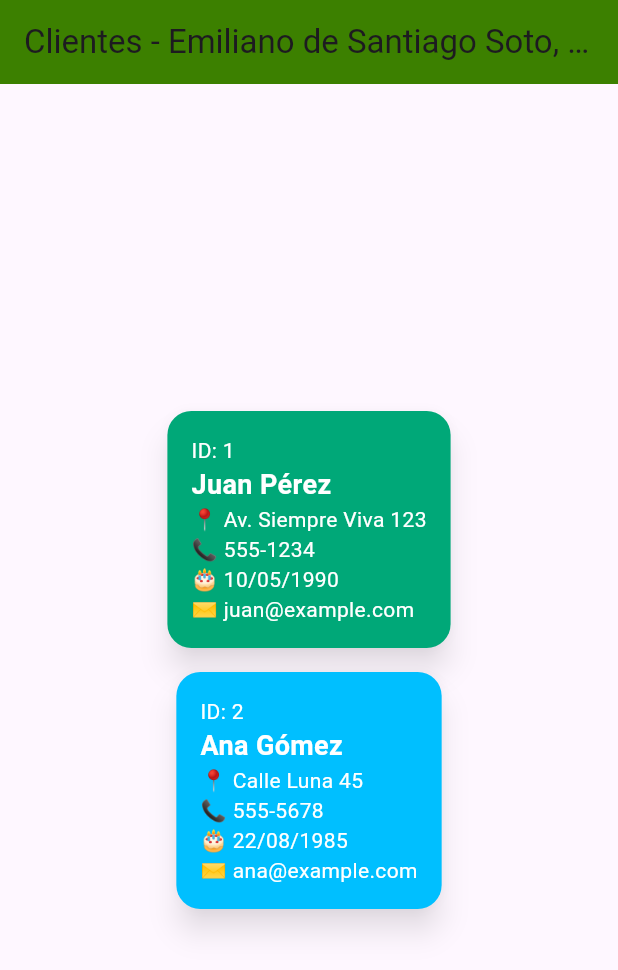
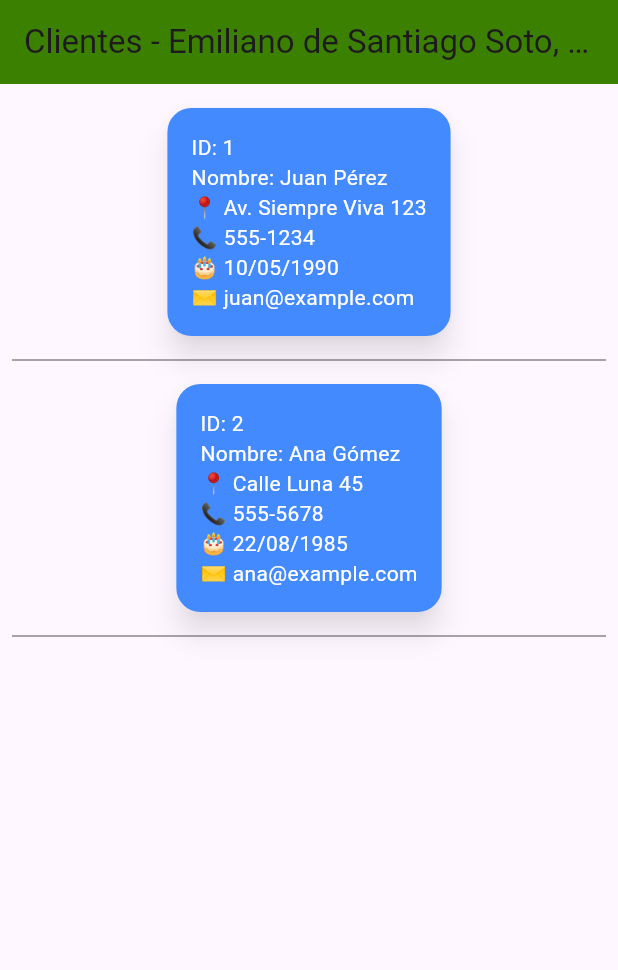
Before and after one commit to Emiliano-De-Santiago-1060/Examen, a Flutter app: the screen it shows after launch, on a phone screen of 412 x 824 dp. Shown: the top 970 px of the screen. Run offline on Flutter 3.47's test engine with Material 3 defaults, Android fonts, the phone set to English and light mode, and no system bars.

```diff
--- a/lib/main.dart
+++ b/lib/main.dart
@@ -1,4 +1,36 @@
 import 'package:flutter/material.dart';
+
+// Definir la clase Cliente
+class Cliente {
+  String id;
+  String nombre;
+  String direccion;
+  String telefono;
+  String fechadenacimiento;
+  String correo;
+
+  // Constructor
+  Cliente({
+    required this.id,
+    required this.nombre,
+    required this.direccion,
+    required this.telefono,
+    required this.fechadenacimiento,
+    required this.correo,
+  });
+
+  // Método para convertir el cliente en un mapa
+  Map<String, dynamic> toMap() {
+    return {
+      'id': id,
+      'nombre': nombre,
+      'direccion': direccion,
+      'telefono': telefono,
+      'fechadenacimiento': fechadenacimiento,
+      'correo': correo,
+    };
+  }
+}
 
 void main() {
   runApp(MyApp());
@@ -7,50 +39,80 @@ void main() {
 class MyApp extends StatelessWidget {
   @override
   Widget build(BuildContext context) {
-    return MaterialApp(debugShowCheckedModeBanner: false, home: ClientesScreen());
-  }
-}
+    // Lista de clientes con mapas de información
+    List<Map<String, String>> clientes = [
+      {
+        'id': '1',
+        'nombre': 'Juan Pérez',
+        'direccion': 'Av. Siempre Viva 123',
+        'telefono': '555-1234',
+        'fechadenacimiento': '10/05/1990',
+        'correo': 'juan@example.com',
+      },
+      {
+        'id': '2',
+        'nombre': 'Ana Gómez',
+        'direccion': 'Calle Luna 45',
+        'telefono': '555-5678',
+        'fechadenacimiento': '22/08/1985',
+        'correo': 'ana@example.com',
+      },
+    ];
 
-class ClientesScreen extends StatelessWidget {
-  final clientes = [
-    {'id': '1', 'nombre': 'Juan Pérez', 'direccion': 'Av. Siempre Viva 123', 'telefono': '555-1234', 'fechadenacimiento': '10/05/1990', 'correo': 'juan@example.com'},
-    {'id': '2', 'nombre': 'Ana Gómez', 'direccion': 'Calle Luna 45', 'telefono': '555-5678', 'fechadenacimiento': '22/08/1985', 'correo': 'ana@example.com'},
-  ];
-  final colores = [Color(0xFF00A878), Color(0xFF00BFFF)];
+    // Convertir los mapas en objetos de la clase Cliente
+    List<Cliente> clientesList = clientes
+        .map((cliente) => Cliente(
+              id: cliente['id']!,
+              nombre: cliente['nombre']!,
+              direccion: cliente['direccion']!,
+              telefono: cliente['telefono']!,
+              fechadenacimiento: cliente['fechadenacimiento']!,
+              correo: cliente['correo']!,
+            ))
+        .toList();
 
-  @override
-  Widget build(BuildContext context) {
-    return Scaffold(
-      appBar: AppBar(title: Text('Clientes - Emiliano de Santiago Soto, 22308051281060'), backgroundColor: Color(0xFF3C8000)),
-      body: Center(
+    return MaterialApp(
+      debugShowCheckedModeBanner: false, // Quitar banner de depuración
+      home: Scaffold(
+        appBar: AppBar(
+          title: Text('Clientes - Emiliano de Santiago Soto, 22308051281060'),
+          backgroundColor: Color(0xFF3C8000),
+        ),
+        body: Padding(
+          padding: const EdgeInsets.all(8.0),
           child: SingleChildScrollView(
             child: Column(
-            children: List.generate(clientes.length, (index) {
-              final cliente = clientes[index];
-              return Card(
-                color: colores[index % colores.length],
+              children: clientesList.map((cliente) {
+                return Column(
+                  children: [
+                    Card(
+                      color: Colors.blueAccent,
                       margin: EdgeInsets.all(8),
-                elevation: 8, // Añadir sombra
-                shadowColor: Colors.black.withOpacity(0.5), // Color de la sombra
-                shape: RoundedRectangleBorder(borderRadius: BorderRadius.circular(16)),
+                      elevation: 8,
+                      shadowColor: Colors.black.withOpacity(0.5),
+                      shape: RoundedRectangleBorder(
+                        borderRadius: BorderRadius.circular(16),
+                      ),
                       child: Padding(
                         padding: EdgeInsets.all(16),
                         child: Column(
                           crossAxisAlignment: CrossAxisAlignment.start,
                           children: [
-                      Text('ID: ${cliente['id']}', style: TextStyle(color: Colors.white)), // Atributo id en una sola línea
-                      Text(cliente['nombre']!, style: TextStyle(fontSize: 18, fontWeight: FontWeight.bold, color: Colors.white)),
-                      ...[
-                        '📍 ${cliente['direccion']}',
-                        '📞 ${cliente['telefono']}',
-                        '🎂 ${cliente['fechadenacimiento']}',
-                        '✉️ ${cliente['correo']}',
-                      ].map((text) => Text(text, style: TextStyle(color: Colors.white))),
+                            Text('ID: ${cliente.id}', style: TextStyle(color: Colors.white)),
+                            Text('Nombre: ${cliente.nombre}', style: TextStyle(color: Colors.white)),
+                            Text('📍 ${cliente.direccion}', style: TextStyle(color: Colors.white)),
+                            Text('📞 ${cliente.telefono}', style: TextStyle(color: Colors.white)),
+                            Text('🎂 ${cliente.fechadenacimiento}', style: TextStyle(color: Colors.white)),
+                            Text('✉️ ${cliente.correo}', style: TextStyle(color: Colors.white)),
                           ],
                         ),
                       ),
+                    ),
+                    Divider(color: Colors.black45, thickness: 1),
+                  ],
                 );
-            }),
+              }).toList(),
+            ),
           ),
         ),
       ),
```
Lines whose indentation alone changed are shown as unchanged.
